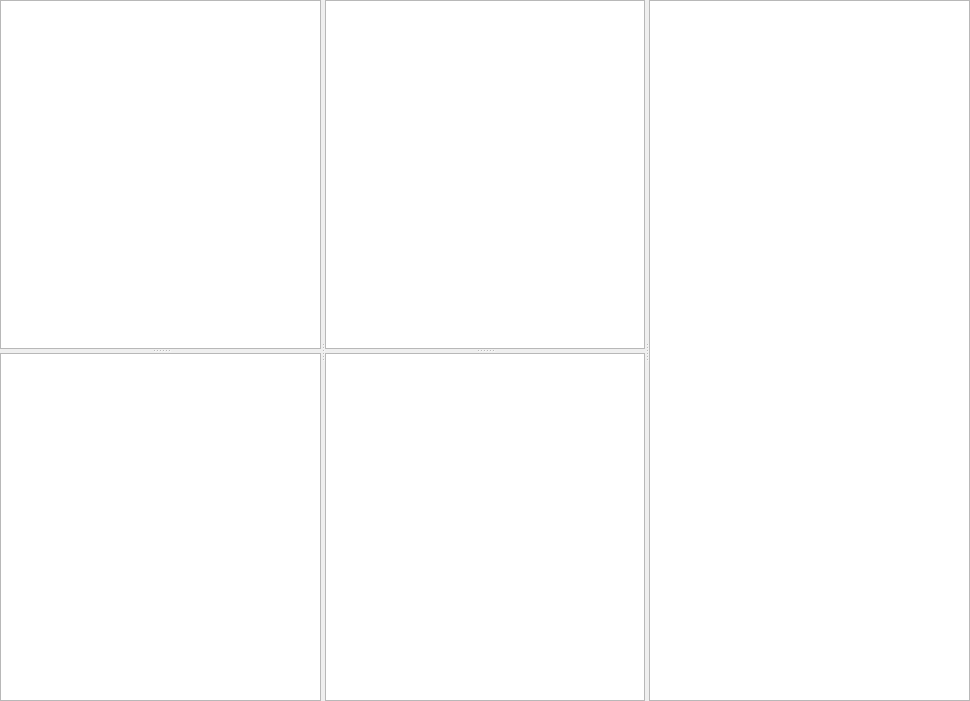
First picture: the form in resources/ui_library.ui, repository YinlinHu/kuafu, before the edit.
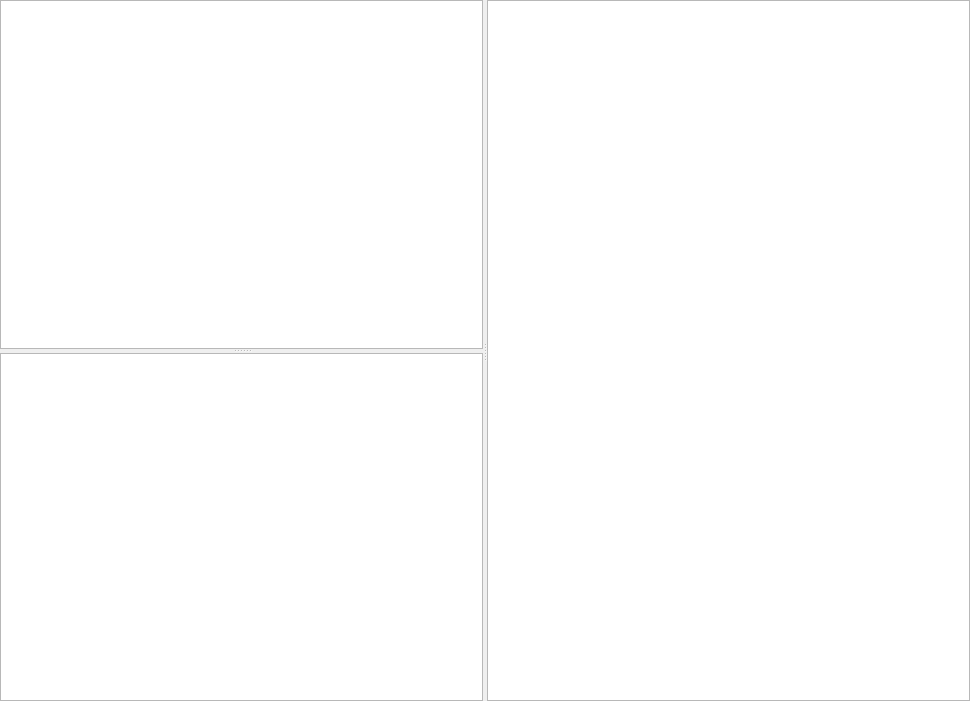
Second picture: the form after the edit. Custom widgets are drawn as their Qt base class.

Patch:
```diff
--- a/resources/ui_library.ui
+++ b/resources/ui_library.ui
@@ -32,16 +32,9 @@
       <enum>Qt::Horizontal</enum>
      </property>
      <widget class="QSplitter" name="splitter_1">
-      <property name="orientation">
-       <enum>Qt::Vertical</enum>
-      </property>
-      <widget class="QTreeView" name="repoview"/>
-      <widget class="QTreeView" name="tagview"/>
-     </widget>
-     <widget class="QSplitter" name="splitter_2">
       <property name="maximumSize">
        <size>
-        <width>800</width>
+        <width>16777215</width>
         <height>16777215</height>
        </size>
       </property>
```
